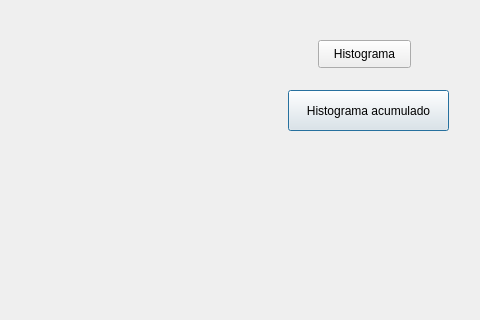
Before: the Qt Designer form graphic.ui in alu0100889680/vpc, drawn with Qt 5; both pictures show x 242 to 722 and y 0 to 320 of the 722 by 540 pixel window.
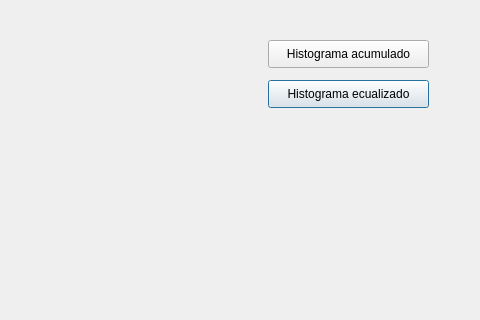
After: the same form once the commit is applied. Custom widgets are drawn as their Qt base class.

Commit message: Intento de ecualización. El histograma esta bien pero no ecualiza la imagen

```diff
--- a/graphic.ui
+++ b/graphic.ui
@@ -32,27 +32,14 @@
   <widget class="QPushButton" name="acumulativo">
    <property name="geometry">
     <rect>
-     <x>530</x>
-     <y>90</y>
+     <x>510</x>
+     <y>80</y>
      <width>161</width>
-     <height>41</height>
-    </rect>
-   </property>
-   <property name="text">
-    <string>Histograma acumulado</string>
-   </property>
-  </widget>
-  <widget class="QPushButton" name="histograma">
-   <property name="geometry">
-    <rect>
-     <x>560</x>
-     <y>40</y>
-     <width>93</width>
      <height>28</height>
     </rect>
    </property>
    <property name="text">
-    <string>Histograma</string>
+    <string>Histograma ecualizado</string>
    </property>
   </widget>
   <widget class="QLabel" name="label">
@@ -159,6 +146,19 @@
     <string/>
    </property>
   </widget>
+  <widget class="QPushButton" name="pushButton">
+   <property name="geometry">
+    <rect>
+     <x>510</x>
+     <y>40</y>
+     <width>161</width>
+     <height>28</height>
+    </rect>
+   </property>
+   <property name="text">
+    <string>Histograma acumulado</string>
+   </property>
+  </widget>
  </widget>
  <customwidgets>
   <customwidget>
```
Left out of the diff: 2 changed lines with no effect on the pictures. The commit also changes 16 other files.
